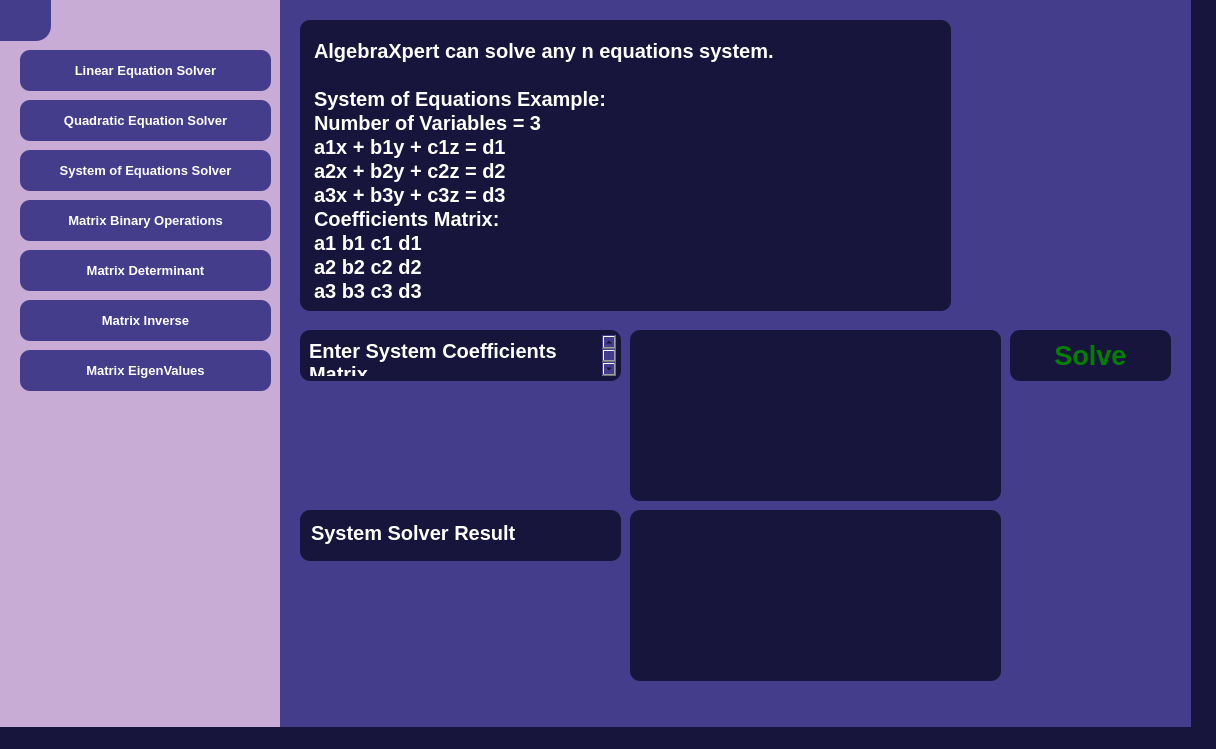
Qt form algebraxpert.ui (AbdallahSalah003/AlgebraXpert) before a commit.
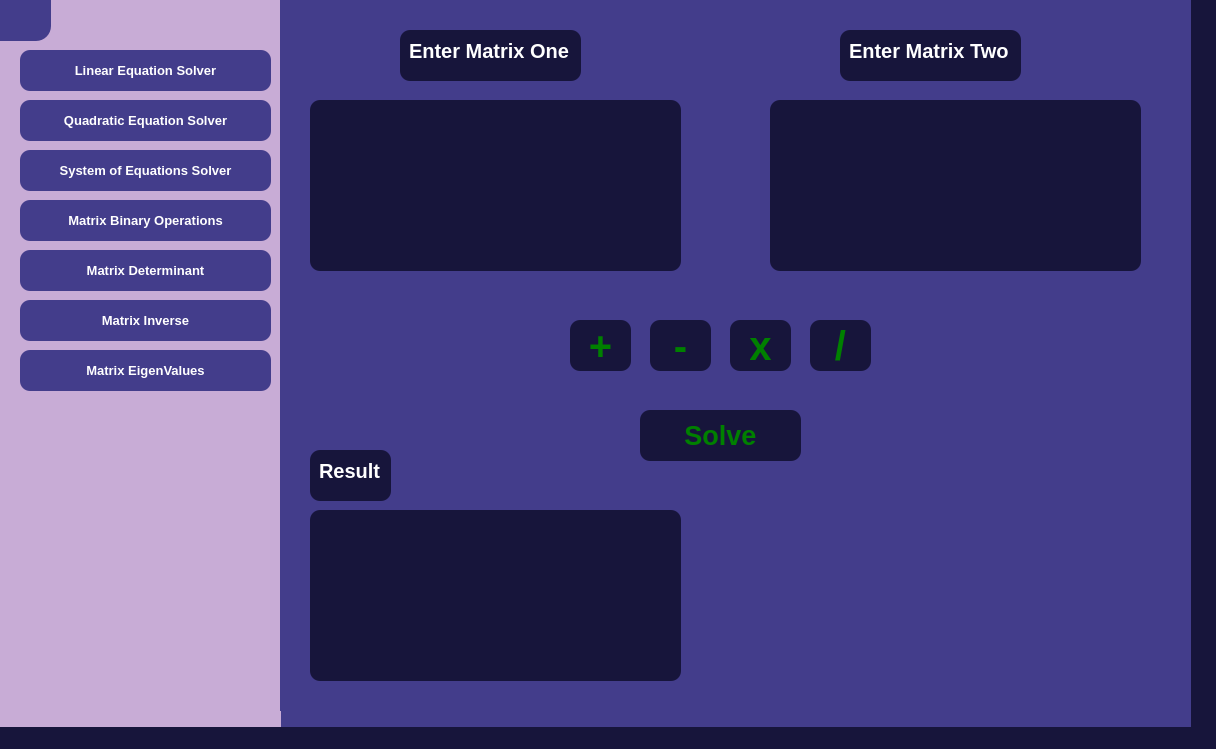
The same form after that commit. Icons and pictures are not drawn.

Commit message: Add matrix operations menu in ui

What changed in the file:
```diff
--- a/algebraxpert.ui
+++ b/algebraxpert.ui
@@ -1544,14 +1544,372 @@
      </property>
     </widget>
    </widget>
-   <zorder>quadraticEquationSolverMenu</zorder>
+   <widget class="QWidget" name="matrixBinaryOperationsMenu" native="true">
+    <property name="geometry">
+     <rect>
+      <x>280</x>
+      <y>0</y>
+      <width>911</width>
+      <height>711</height>
+     </rect>
+    </property>
+    <property name="styleSheet">
+     <string notr="true">background-color: #433D8B;</string>
+    </property>
+    <widget class="QTextEdit" name="enterMatrix1TextEdit">
+     <property name="geometry">
+      <rect>
+       <x>30</x>
+       <y>100</y>
+       <width>371</width>
+       <height>171</height>
+      </rect>
+     </property>
+     <property name="styleSheet">
+      <string notr="true">QTextEdit {
+    font-family: 'Lato', sans-serif;
+    font-size: 20pt;
+    font-weight: 700;
+    color: #ffffff;
+    background-color: #17153B;
+    border: none;
+    border-radius: 10px;
+    padding: 1px; /* Adjust padding for button size */
+    text-align: center;
+}
+</string>
+     </property>
+    </widget>
+    <widget class="QTextEdit" name="enterMatrix2TextEdit">
+     <property name="geometry">
+      <rect>
+       <x>490</x>
+       <y>100</y>
+       <width>371</width>
+       <height>171</height>
+      </rect>
+     </property>
+     <property name="styleSheet">
+      <string notr="true">QTextEdit {
+    font-family: 'Lato', sans-serif;
+    font-size: 20pt;
+    font-weight: 700;
+    color: #ffffff;
+    background-color: #17153B;
+    border: none;
+    border-radius: 10px;
+    padding: 1px; /* Adjust padding for button size */
+    text-align: center;
+}
+</string>
+     </property>
+    </widget>
+    <widget class="QTextEdit" name="labelEnterMatrix1">
+     <property name="geometry">
+      <rect>
+       <x>120</x>
+       <y>30</y>
+       <width>181</width>
+       <height>51</height>
+      </rect>
+     </property>
+     <property name="styleSheet">
+      <string notr="true">QTextEdit {
+    font-family: 'Lato', sans-serif;
+    font-size: 15pt;
+    font-weight: 700;
+    color: #ffffff;
+    background-color: #17153B;
+    border: none;
+    border-radius: 10px;
+    padding: 5px; /* Adjust padding for button size */
+    text-align: center;
+}
+</string>
+     </property>
+     <property name="readOnly">
+      <bool>true</bool>
+     </property>
+     <property name="html">
+      <string>&lt;!DOCTYPE HTML PUBLIC &quot;-//W3C//DTD HTML 4.0//EN&quot; &quot;http://www.w3.org/TR/REC-html40/strict.dtd&quot;&gt;
+&lt;html&gt;&lt;head&gt;&lt;meta name=&quot;qrichtext&quot; content=&quot;1&quot; /&gt;&lt;meta charset=&quot;utf-8&quot; /&gt;&lt;style type=&quot;text/css&quot;&gt;
+p, li { white-space: pre-wrap; }
+hr { height: 1px; border-width: 0; }
+li.unchecked::marker { content: &quot;\2610&quot;; }
+li.checked::marker { content: &quot;\2612&quot;; }
+&lt;/style&gt;&lt;/head&gt;&lt;body style=&quot; font-family:'Lato','sans-serif'; font-size:15pt; font-weight:700; font-style:normal;&quot;&gt;
+&lt;p style=&quot; margin-top:0px; margin-bottom:0px; margin-left:0px; margin-right:0px; -qt-block-indent:0; text-indent:0px;&quot;&gt;Enter Matrix One&lt;/p&gt;&lt;/body&gt;&lt;/html&gt;</string>
+     </property>
+    </widget>
+    <widget class="QTextEdit" name="labelEnterMatrix2">
+     <property name="geometry">
+      <rect>
+       <x>560</x>
+       <y>30</y>
+       <width>181</width>
+       <height>51</height>
+      </rect>
+     </property>
+     <property name="styleSheet">
+      <string notr="true">QTextEdit {
+    font-family: 'Lato', sans-serif;
+    font-size: 15pt;
+    font-weight: 700;
+    color: #ffffff;
+    background-color: #17153B;
+    border: none;
+    border-radius: 10px;
+    padding: 5px; /* Adjust padding for button size */
+    text-align: center;
+}
+</string>
+     </property>
+     <property name="readOnly">
+      <bool>true</bool>
+     </property>
+     <property name="html">
+      <string>&lt;!DOCTYPE HTML PUBLIC &quot;-//W3C//DTD HTML 4.0//EN&quot; &quot;http://www.w3.org/TR/REC-html40/strict.dtd&quot;&gt;
+&lt;html&gt;&lt;head&gt;&lt;meta name=&quot;qrichtext&quot; content=&quot;1&quot; /&gt;&lt;meta charset=&quot;utf-8&quot; /&gt;&lt;style type=&quot;text/css&quot;&gt;
+p, li { white-space: pre-wrap; }
+hr { height: 1px; border-width: 0; }
+li.unchecked::marker { content: &quot;\2610&quot;; }
+li.checked::marker { content: &quot;\2612&quot;; }
+&lt;/style&gt;&lt;/head&gt;&lt;body style=&quot; font-family:'Lato','sans-serif'; font-size:15pt; font-weight:700; font-style:normal;&quot;&gt;
+&lt;p style=&quot; margin-top:0px; margin-bottom:0px; margin-left:0px; margin-right:0px; -qt-block-indent:0; text-indent:0px;&quot;&gt;Enter Matrix Two&lt;/p&gt;&lt;/body&gt;&lt;/html&gt;</string>
+     </property>
+    </widget>
+    <widget class="QPushButton" name="matrixOperationSolveButton">
+     <property name="geometry">
+      <rect>
+       <x>360</x>
+       <y>410</y>
+       <width>161</width>
+       <height>51</height>
+      </rect>
+     </property>
+     <property name="styleSheet">
+      <string notr="true">QPushButton {
+    font-family: 'Lato', sans-serif;
+    font-size: 20pt;
+    font-weight: 700;
+    color: green;
+    background-color: #17153B;
+    border: none;
+    border-radius: 10px;
+    padding: 10px 20px; /* Adjust padding for button size */
+    text-align: center;
+}
+
+QPushButton:hover {
+    background-color: #2E236C;
+    opacity: 0.5; /* Fade effect on hover */
+}</string>
+     </property>
+     <property name="text">
+      <string>Solve</string>
+     </property>
+     <property name="icon">
+      <iconset theme="QIcon::ThemeIcon::MediaPlaybackStart"/>
+     </property>
+    </widget>
+    <widget class="QPushButton" name="additionOperationButton">
+     <property name="geometry">
+      <rect>
+       <x>290</x>
+       <y>320</y>
+       <width>61</width>
+       <height>51</height>
+      </rect>
+     </property>
+     <property name="styleSheet">
+      <string notr="true">QPushButton {
+    font-family: 'Lato', sans-serif;
+    font-size: 30pt;
+    font-weight: 700;
+    color: green;
+    background-color: #17153B;
+    border: none;
+    border-radius: 10px;
+    padding: 10px 20px; /* Adjust padding for button size */
+    text-align: center;
+}
+
+QPushButton:hover {
+    background-color: #2E236C;
+    opacity: 0.5; /* Fade effect on hover */
+}</string>
+     </property>
+     <property name="text">
+      <string>+</string>
+     </property>
+    </widget>
+    <widget class="QPushButton" name="minusOperationButton">
+     <property name="geometry">
+      <rect>
+       <x>370</x>
+       <y>320</y>
+       <width>61</width>
+       <height>51</height>
+      </rect>
+     </property>
+     <property name="styleSheet">
+      <string notr="true">QPushButton {
+    font-family: 'Lato', sans-serif;
+    font-size: 30pt;
+    font-weight: 700;
+    color: green;
+    background-color: #17153B;
+    border: none;
+    border-radius: 10px;
+    padding: 10px 20px; /* Adjust padding for button size */
+    text-align: center;
+}
+
+QPushButton:hover {
+    background-color: #2E236C;
+    opacity: 0.5; /* Fade effect on hover */
+}</string>
+     </property>
+     <property name="text">
+      <string>-</string>
+     </property>
+    </widget>
+    <widget class="QPushButton" name="multiplyOperationButton">
+     <property name="geometry">
+      <rect>
+       <x>450</x>
+       <y>320</y>
+       <width>61</width>
+       <height>51</height>
+      </rect>
+     </property>
+     <property name="styleSheet">
+      <string notr="true">QPushButton {
+    font-family: 'Lato', sans-serif;
+    font-size: 30pt;
+    font-weight: 700;
+    color: green;
+    background-color: #17153B;
+    border: none;
+    border-radius: 10px;
+    padding: 10px 20px; /* Adjust padding for button size */
+    text-align: center;
+}
+
+QPushButton:hover {
+    background-color: #2E236C;
+    opacity: 0.5; /* Fade effect on hover */
+}</string>
+     </property>
+     <property name="text">
+      <string>x</string>
+     </property>
+    </widget>
+    <widget class="QPushButton" name="divisionOperationButton">
+     <property name="geometry">
+      <rect>
+       <x>530</x>
+       <y>320</y>
+       <width>61</width>
+       <height>51</height>
+      </rect>
+     </property>
+     <property name="styleSheet">
+      <string notr="true">QPushButton {
+    font-family: 'Lato', sans-serif;
+    font-size: 30pt;
+    font-weight: 700;
+    color: green;
+    background-color: #17153B;
+    border: none;
+    border-radius: 10px;
+    padding: 10px 20px; /* Adjust padding for button size */
+    text-align: center;
+}
+
+QPushButton:hover {
+    background-color: #2E236C;
+    opacity: 0.5; /* Fade effect on hover */
+}</string>
+     </property>
+     <property name="text">
+      <string>/</string>
+     </property>
+    </widget>
+    <widget class="QTextEdit" name="resultTextEdit">
+     <property name="geometry">
+      <rect>
+       <x>30</x>
+       <y>510</y>
+       <width>371</width>
+       <height>171</height>
+      </rect>
+     </property>
+     <property name="styleSheet">
+      <string notr="true">QTextEdit {
+    font-family: 'Lato', sans-serif;
+    font-size: 20pt;
+    font-weight: 700;
+    color: #ffffff;
+    background-color: #17153B;
+    border: none;
+    border-radius: 10px;
+    padding: 1px; /* Adjust padding for button size */
+    text-align: center;
+}
+</string>
+     </property>
+     <property name="readOnly">
+      <bool>true</bool>
+     </property>
+    </widget>
+    <widget class="QTextEdit" name="labelEnterMatrix1_2">
+     <property name="geometry">
+      <rect>
+       <x>30</x>
+       <y>450</y>
+       <width>81</width>
+       <height>51</height>
+      </rect>
+     </property>
+     <property name="styleSheet">
+      <string notr="true">QTextEdit {
+    font-family: 'Lato', sans-serif;
+    font-size: 15pt;
+    font-weight: 700;
+    color: #ffffff;
+    background-color: #17153B;
+    border: none;
+    border-radius: 10px;
+    padding: 5px; /* Adjust padding for button size */
+    text-align: center;
+}
+</string>
+     </property>
+     <property name="readOnly">
+      <bool>true</bool>
+     </property>
+     <property name="html">
+      <string>&lt;!DOCTYPE HTML PUBLIC &quot;-//W3C//DTD HTML 4.0//EN&quot; &quot;http://www.w3.org/TR/REC-html40/strict.dtd&quot;&gt;
+&lt;html&gt;&lt;head&gt;&lt;meta name=&quot;qrichtext&quot; content=&quot;1&quot; /&gt;&lt;meta charset=&quot;utf-8&quot; /&gt;&lt;style type=&quot;text/css&quot;&gt;
+p, li { white-space: pre-wrap; }
+hr { height: 1px; border-width: 0; }
+li.unchecked::marker { content: &quot;\2610&quot;; }
+li.checked::marker { content: &quot;\2612&quot;; }
+&lt;/style&gt;&lt;/head&gt;&lt;body style=&quot; font-family:'Lato','sans-serif'; font-size:15pt; font-weight:700; font-style:normal;&quot;&gt;
+&lt;p style=&quot; margin-top:0px; margin-bottom:0px; margin-left:0px; margin-right:0px; -qt-block-indent:0; text-indent:0px;&quot;&gt;Result&lt;/p&gt;&lt;/body&gt;&lt;/html&gt;</string>
+     </property>
+    </widget>
+   </widget>
+   <zorder>systemEquationsSolverMenu</zorder>
    <zorder>LinearEquationSolverMenu</zorder>
+   <zorder>quadraticEquationSolverMenu</zorder>
    <zorder>algebraVector</zorder>
    <zorder>welcomeText</zorder>
    <zorder>startButton</zorder>
    <zorder>exitButton</zorder>
    <zorder>sideBar</zorder>
-   <zorder>systemEquationsSolverMenu</zorder>
+   <zorder>matrixBinaryOperationsMenu</zorder>
   </widget>
   <widget class="QMenuBar" name="menubar">
    <property name="geometry">
```
The commit also changes 4 other files.
